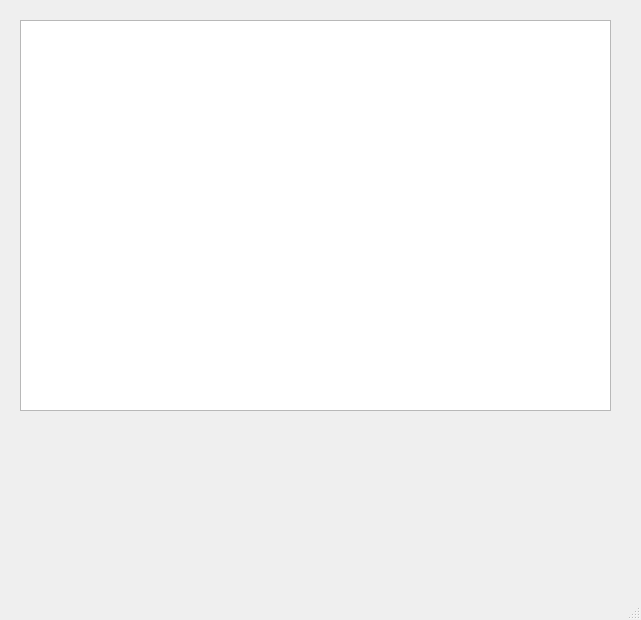
razgonyaevm/YandexProject_Food, file design/change_design.ui: the form before one commit.
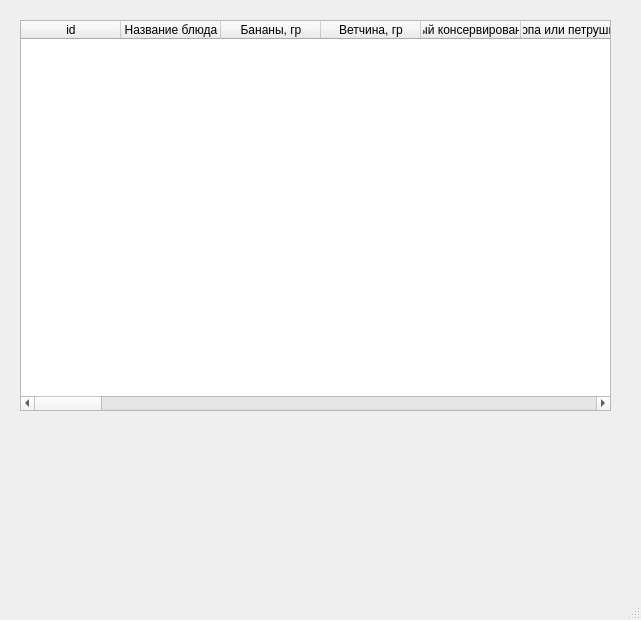
The form after the commit. Icons and pictures are not drawn.

The edit to the form file:
```diff
--- a/design/change_design.ui
+++ b/design/change_design.ui
@@ -23,6 +23,216 @@
       <height>391</height>
      </rect>
     </property>
+    <column>
+     <property name="text">
+      <string>id</string>
+     </property>
+    </column>
+    <column>
+     <property name="text">
+      <string>Название блюда</string>
+     </property>
+    </column>
+    <column>
+     <property name="text">
+      <string>Бананы, гр</string>
+     </property>
+    </column>
+    <column>
+     <property name="text">
+      <string>Ветчина, гр</string>
+     </property>
+    </column>
+    <column>
+     <property name="text">
+      <string>Горошек зеленый консервированный, уп (200гр)</string>
+     </property>
+    </column>
+    <column>
+     <property name="text">
+      <string>Зелень укропа или петрушки, уп (150гр)</string>
+     </property>
+    </column>
+    <column>
+     <property name="text">
+      <string>Кабачок, гр</string>
+     </property>
+    </column>
+    <column>
+     <property name="text">
+      <string>Капуста белокочанная, гр</string>
+     </property>
+    </column>
+    <column>
+     <property name="text">
+      <string>Картофель, гр</string>
+     </property>
+    </column>
+    <column>
+     <property name="text">
+      <string>Колбаса копченая, гр</string>
+     </property>
+    </column>
+    <column>
+     <property name="text">
+      <string>Крупа гречневая, уп (500гр)</string>
+     </property>
+    </column>
+    <column>
+     <property name="text">
+      <string>Крупа манная, уп (500гр)</string>
+     </property>
+    </column>
+    <column>
+     <property name="text">
+      <string>Крупа перловая, уп (500гр)</string>
+     </property>
+    </column>
+    <column>
+     <property name="text">
+      <string>Крупа рисовая, уп (500гр)</string>
+     </property>
+    </column>
+    <column>
+     <property name="text">
+      <string>Кукуруза консервированная, уп (200гр)</string>
+     </property>
+    </column>
+    <column>
+     <property name="text">
+      <string>Лимон, гр</string>
+     </property>
+    </column>
+    <column>
+     <property name="text">
+      <string>Лук репчатый, гр</string>
+     </property>
+    </column>
+    <column>
+     <property name="text">
+      <string>Майонез, уп (200мл)</string>
+     </property>
+    </column>
+    <column>
+     <property name="text">
+      <string>Макаронные изделия, уп (450гр)</string>
+     </property>
+    </column>
+    <column>
+     <property name="text">
+      <string>Масло оливковое, уп (500мл)</string>
+     </property>
+    </column>
+    <column>
+     <property name="text">
+      <string>Масло растительное, уп (1000мл)</string>
+     </property>
+    </column>
+    <column>
+     <property name="text">
+      <string>Масло сливочное, уп (200гр)</string>
+     </property>
+    </column>
+    <column>
+     <property name="text">
+      <string>Молоко, уп (500мл)</string>
+     </property>
+    </column>
+    <column>
+     <property name="text">
+      <string>Морковь, гр</string>
+     </property>
+    </column>
+    <column>
+     <property name="text">
+      <string>Мука пшеничная, уп (500гр)</string>
+     </property>
+    </column>
+    <column>
+     <property name="text">
+      <string>Мясо (свинина, говядина, курица), гр</string>
+     </property>
+    </column>
+    <column>
+     <property name="text">
+      <string>Овсяные хлопья, уп (500гр)</string>
+     </property>
+    </column>
+    <column>
+     <property name="text">
+      <string>Огурцы свежие, гр</string>
+     </property>
+    </column>
+    <column>
+     <property name="text">
+      <string>Огурцы соленые, гр</string>
+     </property>
+    </column>
+    <column>
+     <property name="text">
+      <string>Оливки консервированные, уп (200гр)</string>
+     </property>
+    </column>
+    <column>
+     <property name="text">
+      <string>Перец болгарский, гр</string>
+     </property>
+    </column>
+    <column>
+     <property name="text">
+      <string>Помидоры, гр</string>
+     </property>
+    </column>
+    <column>
+     <property name="text">
+      <string>Пшено, уп (500гр)</string>
+     </property>
+    </column>
+    <column>
+     <property name="text">
+      <string>Рыба, гр</string>
+     </property>
+    </column>
+    <column>
+     <property name="text">
+      <string>Сахар, уп (500гр)</string>
+     </property>
+    </column>
+    <column>
+     <property name="text">
+      <string>Свекла, гр</string>
+     </property>
+    </column>
+    <column>
+     <property name="text">
+      <string>Сметана, уп (250мл)</string>
+     </property>
+    </column>
+    <column>
+     <property name="text">
+      <string>Сыр мягкий рассольный, уп (200гр)</string>
+     </property>
+    </column>
+    <column>
+     <property name="text">
+      <string>Сыр твердый, гр</string>
+     </property>
+    </column>
+    <column>
+     <property name="text">
+      <string>Творог, уп (200гр)</string>
+     </property>
+    </column>
+    <column>
+     <property name="text">
+      <string>Яблоки, гр</string>
+     </property>
+    </column>
+    <column>
+     <property name="text">
+      <string>Яйцо куриное, уп (10шт)</string>
+     </property>
+    </column>
    </widget>
    <widget class="QPushButton" name="save_button">
     <property name="geometry">
```
